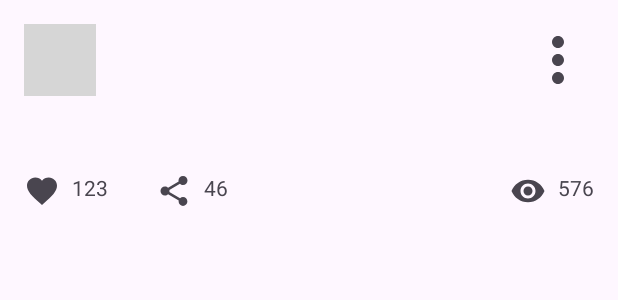
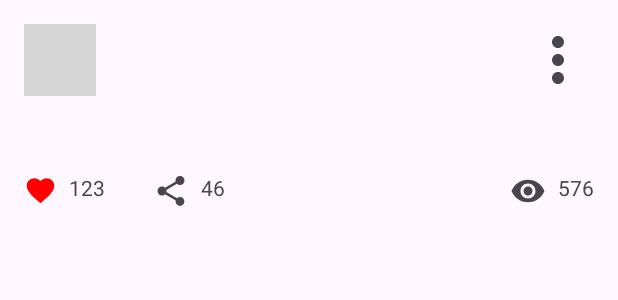
Before and after one commit to VadimMobile/MyFirstAction, an Android app: the layout activity_main.xml on its own in the app's theme, with its tools: preview values and no code run, on a phone screen of 412 x 824 dp. Shown: the top 300 px of the screen. Run offline under Robolectric (Android 15) with nearby library versions, the phone set to English and light mode, and no system bars; grey boxes are pictures that could not be loaded.

```diff
--- a/app/build.gradle.kts
+++ b/app/build.gradle.kts
@@ -33,6 +33,9 @@ android {
     kotlinOptions {
         jvmTarget = "1.8"
     }
+buildFeatures{
+    viewBinding = true
+}
 }
 
 dependencies {
--- a/app/src/main/res/drawable/baseline_favorite_24.xml
+++ b/app/src/main/res/drawable/baseline_favorite_24.xml
@@ -1,4 +1,4 @@
-<vector xmlns:android="http://schemas.android.com/apk/res/android" android:height="24dp" android:tint="#000000" android:viewportHeight="24" android:viewportWidth="24" android:width="24dp">
+<vector xmlns:android="http://schemas.android.com/apk/res/android" android:height="24dp" android:tint="#FF0000" android:viewportHeight="24" android:viewportWidth="24" android:width="24dp">
 
     <path android:fillColor="@android:color/white" android:pathData="M12,21.35l-1.45,-1.32C5.4,15.36 2,12.28 2,8.5 2,5.42 4.42,3 7.5,3c1.74,0 3.41,0.81 4.5,2.09C13.09,3.81 14.76,3 16.5,3 19.58,3 22,5.42 22,8.5c0,3.78 -3.4,6.86 -8.55,11.54L12,21.35z"/>
 
--- /dev/null
+++ b/app/src/main/res/drawable/ic_favorite_border_24.xml
@@ -0,0 +1,5 @@
+<vector xmlns:android="http://schemas.android.com/apk/res/android" android:height="24dp" android:tint="?colorControlNormal" android:viewportHeight="24" android:viewportWidth="24" android:width="24dp">
+
+    <path android:fillColor="@android:color/white" android:pathData="M16.5,3c-1.74,0 -3.41,0.81 -4.5,2.09C10.91,3.81 9.24,3 7.5,3 4.42,3 2,5.42 2,8.5c0,3.78 3.4,6.86 8.55,11.54L12,21.35l1.45,-1.32C18.6,15.36 22,12.28 22,8.5 22,5.42 19.58,3 16.5,3zM12.1,18.55l-0.1,0.1 -0.1,-0.1C7.14,14.24 4,11.39 4,8.5 4,6.5 5.5,5 7.5,5c1.54,0 3.04,0.99 3.57,2.36h1.87C13.46,5.99 14.96,5 16.5,5c2,0 3.5,1.5 3.5,3.5 0,2.89 -3.14,5.74 -7.9,10.05z"/>
+
+</vector>
--- a/app/src/main/res/layout/activity_main.xml
+++ b/app/src/main/res/layout/activity_main.xml
@@ -77,16 +77,15 @@
         android:layout_height="wrap_content"/>
 
     <ImageView
+        android:id="@+id/likes"
+        android:layout_width="22dp"
+        android:layout_height="23dp"
+        android:layout_marginTop="@dimen/common_spacing"
+        android:background="?selectableItemBackgroundBorderless"
+        android:contentDescription="@string/baseline_favorite_24_xml"
+        app:layout_constraintStart_toStartOf="parent"
         app:layout_constraintTop_toBottomOf="@id/headerBarrier2"
-        android:id="@+id/likes"
-        android:layout_width="24dp"
-        android:layout_height="24dp"
-        android:layout_marginTop="@dimen/common_spacing"
-        android:contentDescription="@string/baseline_favorite_24_xml"
-        app:tint="?colorControlNormal"
-        android:background="?selectableItemBackgroundBorderless"
-        app:layout_constraintStart_toStartOf="parent"
-        app:srcCompat="@drawable/baseline_favorite_24"/>
+        app:srcCompat="@drawable/baseline_favorite_24" />
 
     <TextView
         app:layout_constraintTop_toBottomOf="@id/headerBarrier2"
--- a/settings.gradle.kts
+++ b/settings.gradle.kts
@@ -21,3 +21,4 @@ dependencyResolutionManagement {
 
 rootProject.name = "Nmedia"
 include(":app")
+include(":dto")
```
Also changed, not shown: app/src/main/java/ru/netology/nmedia/MainActivity.kt (+56 -6 lines), gradle/libs.versions.toml (+13 -0 lines).
